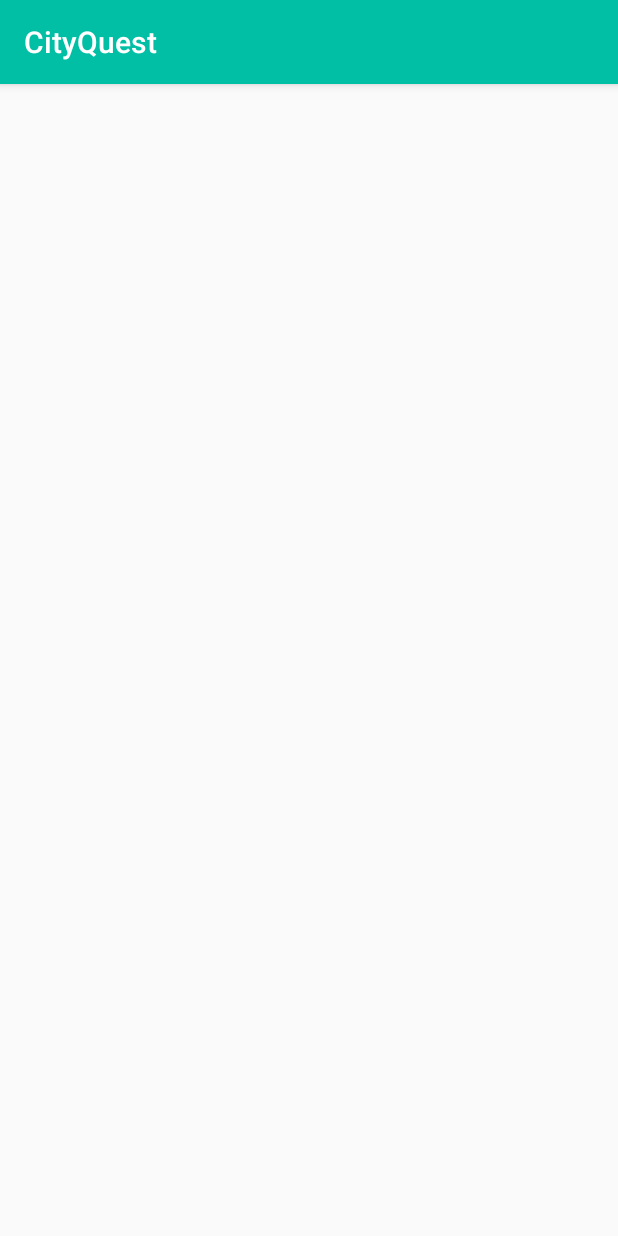
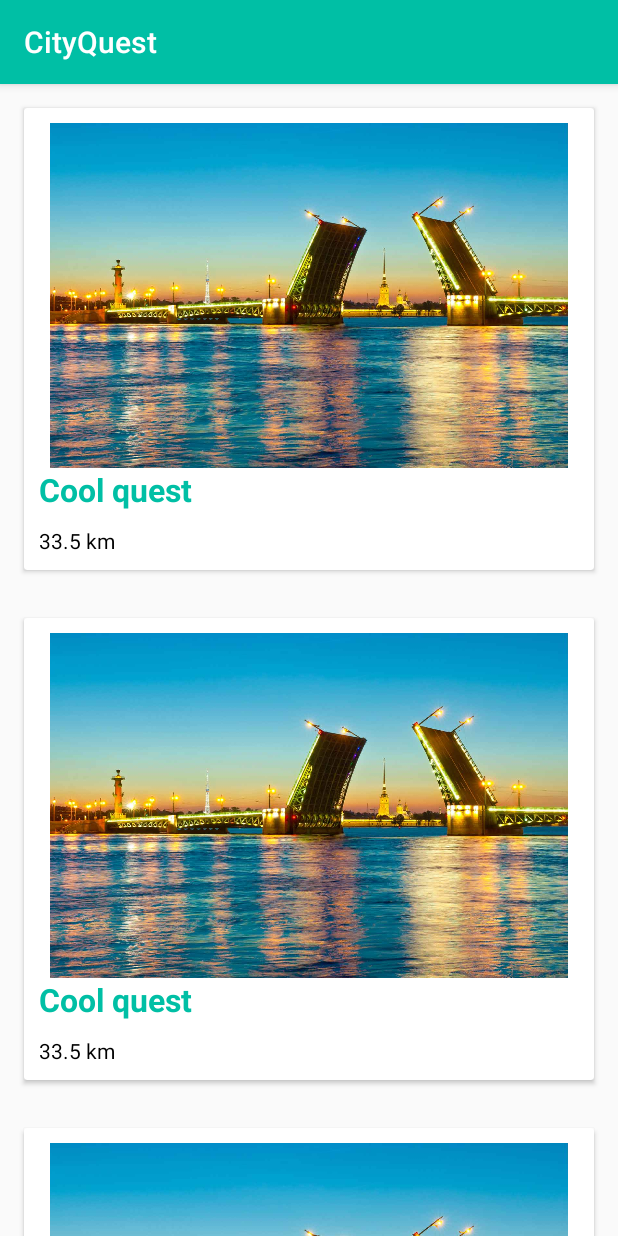
Before and after one commit to karvozavr/CityQuest, an Android app: the screen it shows after launch (QuestGallery), on a phone screen of 412 x 824 dp. Run offline under Robolectric (Android 15) with nearby library versions, the phone set to English and light mode, and no system bars.

Commit message:
More done.

```diff
--- a/CityQuest/app/build.gradle
+++ b/CityQuest/app/build.gradle
@@ -42,4 +42,5 @@ dependencies {
     implementation 'com.android.support:design:26.1.0'
 
     compile 'com.github.clans:fab:1.6.4'
+    implementation 'com.android.support:cardview-v7:26.1.0'
 }
--- a/CityQuest/app/src/main/java/ru/spbau/mit/karvozavr/cityquest/quest/KeywordQuestStep.java
+++ b/CityQuest/app/src/main/java/ru/spbau/mit/karvozavr/cityquest/quest/KeywordQuestStep.java
@@ -51,6 +51,7 @@ public class KeywordQuestStep extends AbstractQuestStep {
         Button button = dialogView.findViewById(R.id.check_dialog_button);
 
         AlertDialog checkDialog = checkDialogBuilder.create();
+
         button.setOnClickListener((view) -> {
             if (keywords.contains(keywordField.getText().toString().toLowerCase())) {
                 Toast.makeText(context, "Yes!", Toast.LENGTH_LONG).show();
--- a/CityQuest/app/src/main/java/ru/spbau/mit/karvozavr/cityquest/quest/QuestController.java
+++ b/CityQuest/app/src/main/java/ru/spbau/mit/karvozavr/cityquest/quest/QuestController.java
@@ -55,12 +55,12 @@ public class QuestController {
 
             QuestInfo questInfo = new QuestInfo(
                     1,
-                    null,
+                    "Cool quest",
                     null,
                     null,
                     null,
                     33.5f,
-                    null,
+                    "This is a cool quest.",
                     null,
                     null
             );
--- a/CityQuest/app/src/main/java/ru/spbau/mit/karvozavr/cityquest/quest/QuestInfo.java
+++ b/CityQuest/app/src/main/java/ru/spbau/mit/karvozavr/cityquest/quest/QuestInfo.java
@@ -1,6 +1,6 @@
 package ru.spbau.mit.karvozavr.cityquest.quest;
 
-import android.media.Image;
+import android.graphics.drawable.Drawable;
 import android.media.Rating;
 
 import java.io.Serializable;
@@ -11,7 +11,7 @@ public class QuestInfo implements Serializable {
     public final int id;
     public final String name;
     public final User author;
-    public final Image image;
+    public final Drawable image;
     public final Duration averageTime;
     public final float averageDistance;
     public final String description;
@@ -20,16 +20,16 @@ public class QuestInfo implements Serializable {
 
     public QuestInfo(
             int id,
-            String name,
+            String title,
             User author,
-            Image image,
+            Drawable image,
             Duration averageTime,
             float averageDistance,
             String description,
             String shortDescription,
             Rating rating) {
         this.id = id;
-        this.name = name;
+        this.name = title;
         this.author = author;
         this.image = image;
         this.averageTime = averageTime;
--- a/CityQuest/app/src/main/java/ru/spbau/mit/karvozavr/cityquest/ui/QuestGallery.java
+++ b/CityQuest/app/src/main/java/ru/spbau/mit/karvozavr/cityquest/ui/QuestGallery.java
@@ -1,9 +1,14 @@
 package ru.spbau.mit.karvozavr.cityquest.ui;
 
+import android.os.Bundle;
 import android.support.v7.app.AppCompatActivity;
-import android.os.Bundle;
+import android.support.v7.widget.LinearLayoutManager;
+import android.support.v7.widget.RecyclerView;
 
 import ru.spbau.mit.karvozavr.cityquest.R;
+import ru.spbau.mit.karvozavr.cityquest.quest.QuestController;
+import ru.spbau.mit.karvozavr.cityquest.quest.QuestInfo;
+import ru.spbau.mit.karvozavr.cityquest.ui.adapters.QuestInfoAdapter;
 
 public class QuestGallery extends AppCompatActivity {
 
@@ -11,5 +16,22 @@ public class QuestGallery extends AppCompatActivity {
     protected void onCreate(Bundle savedInstanceState) {
         super.onCreate(savedInstanceState);
         setContentView(R.layout.activity_quest_gallery);
+
+        RecyclerView mRecyclerView = findViewById(R.id.gallery_recycler_view);
+
+        // use this setting to improve performance if you know that changes
+        // in content do not change the layout size of the RecyclerView
+        mRecyclerView.setHasFixedSize(true);
+
+        // use a linear layout manager
+        RecyclerView.LayoutManager mLayoutManager = new LinearLayoutManager(this);
+        mRecyclerView.setLayoutManager(mLayoutManager);
+
+        // TODO TEMP
+        QuestInfo info = QuestController.getCurrentQuest(this).info;
+
+        // specify an adapter (see also next example)
+        RecyclerView.Adapter mAdapter = new QuestInfoAdapter(new QuestInfo[]{info, info, info, info, info, info, info, info, info, info, info, info, info, info, info});
+        mRecyclerView.setAdapter(mAdapter);
     }
 }
--- /dev/null
+++ b/CityQuest/app/src/main/java/ru/spbau/mit/karvozavr/cityquest/ui/adapters/QuestInfoAdapter.java
@@ -0,0 +1,57 @@
+package ru.spbau.mit.karvozavr.cityquest.ui.adapters;
+
+import android.content.Intent;
+import android.graphics.drawable.Drawable;
+import android.support.v7.widget.RecyclerView;
+import android.view.LayoutInflater;
+import android.view.View;
+import android.view.ViewGroup;
+import android.widget.TextView;
+
+import ru.spbau.mit.karvozavr.cityquest.R;
+import ru.spbau.mit.karvozavr.cityquest.quest.QuestInfo;
+
+public class QuestInfoAdapter extends RecyclerView.Adapter<QuestInfoAdapter.QuestInfoViewHolder> {
+
+    private QuestInfo[] quests;
+
+    public QuestInfoAdapter(QuestInfo[] quests) {
+        this.quests = quests;
+    }
+
+    @Override
+    public QuestInfoViewHolder onCreateViewHolder(ViewGroup parent, int viewType) {
+        View questInfoView = LayoutInflater.from(parent.getContext()).inflate(R.layout.gallery_quest, null);
+        QuestInfoViewHolder viewHolder = new QuestInfoViewHolder(questInfoView);
+
+        return viewHolder;
+    }
+
+    /**
+     * Replace the contents of a view (invoked by the layout manager)
+     */
+    @Override
+    public void onBindViewHolder(QuestInfoViewHolder holder, int position) {
+        Drawable drawable;
+        QuestInfo questInfo = quests[position];
+        TextView name = holder.questInfoView.findViewById(R.id.quest_title);
+        TextView description = holder.questInfoView.findViewById(R.id.quest_description);
+        name.setText(questInfo.name);
+        description.setText(Float.toString(questInfo.averageDistance) + " km");
+    }
+
+    @Override
+    public int getItemCount() {
+        return quests.length;
+    }
+
+    public static class QuestInfoViewHolder extends RecyclerView.ViewHolder {
+
+        View questInfoView;
+
+        public QuestInfoViewHolder(View view) {
+            super(view);
+            questInfoView = view;
+        }
+    }
+}
--- a/CityQuest/app/src/main/res/layout/activity_quest_gallery.xml
+++ b/CityQuest/app/src/main/res/layout/activity_quest_gallery.xml
@@ -1,29 +1,16 @@
 <?xml version="1.0" encoding="utf-8"?>
-<RelativeLayout xmlns:android="http://schemas.android.com/apk/res/android"
+<LinearLayout xmlns:android="http://schemas.android.com/apk/res/android"
     xmlns:app="http://schemas.android.com/apk/res-auto"
     xmlns:tools="http://schemas.android.com/tools"
     android:layout_width="match_parent"
     android:layout_height="match_parent"
-    android:padding="3dp"
     app:layout_behavior="@string/appbar_scrolling_view_behavior"
-    tools:context=".ui.QuestGallery">
+    tools:context=".ui.QuestGallery"
+    android:orientation="vertical">
 
     <android.support.v7.widget.RecyclerView
-        android:id="@+id/load_more_recycler_view"
+        android:id="@+id/gallery_recycler_view"
+        android:scrollbars="vertical"
         android:layout_width="match_parent"
-        android:layout_height="match_parent"
-        android:layout_above="@+id/progress_wheel"
-        android:scrollbars="vertical" />
-
-    <!-- We need this loading wheel, only when loading more -->
-    <ProgressBar
-        android:id="@+id/progress_wheel"
-        android:layout_width="50dp"
-        android:layout_height="50dp"
-        android:layout_alignParentBottom="true"
-        android:layout_centerHorizontal="true"
-        android:layout_centerVertical="true"
-        android:visibility="gone"/>
-
-
-</RelativeLayout>
+        android:layout_height="match_parent" />
+</LinearLayout>
--- /dev/null
+++ b/CityQuest/app/src/main/res/layout/gallery_quest.xml
@@ -0,0 +1,60 @@
+<?xml version="1.0" encoding="utf-8"?>
+<LinearLayout xmlns:android="http://schemas.android.com/apk/res/android"
+    xmlns:app="http://schemas.android.com/apk/res-auto"
+    android:layout_width="match_parent"
+    android:layout_height="match_parent"
+    android:orientation="vertical">
+
+
+    <android.support.v7.widget.CardView
+        android:id="@+id/card_view"
+        android:layout_width="match_parent"
+        android:layout_height="match_parent"
+        android:layout_gravity="center"
+        android:layout_margin="@dimen/text_margin"
+        android:elevation="3dp">
+
+        <RelativeLayout
+            android:layout_width="fill_parent"
+            android:layout_height="wrap_content"
+            android:layout_marginTop="10dp"
+            android:layout_marginBottom="10dp"
+            android:orientation="vertical">
+
+            <ImageView
+                android:id="@+id/imageView"
+                android:layout_width="match_parent"
+                android:layout_height="230dp"
+                android:layout_alignParentStart="true"
+                android:layout_alignParentTop="true"
+                android:layout_marginStart="10dp"
+                android:layout_marginEnd="10dp"
+                android:contentDescription="Image"
+                app:srcCompat="@mipmap/saint_petersburg" />
+
+            <TextView
+                android:id="@+id/quest_title"
+                android:layout_width="match_parent"
+                android:layout_height="wrap_content"
+                android:layout_alignParentStart="true"
+                android:layout_below="@+id/imageView"
+                android:layout_marginStart="10dp"
+                android:text="Title"
+                android:textColor="@color/colorPrimary"
+                android:textSize="21sp"
+                android:textStyle="bold" />
+
+            <TextView
+                android:id="@+id/quest_description"
+                android:layout_width="wrap_content"
+                android:layout_height="wrap_content"
+                android:layout_alignStart="@+id/quest_title"
+                android:layout_marginTop="10dp"
+                android:layout_below="@+id/quest_title"
+                android:text="Description"
+                android:textColor="#000" />
+
+        </RelativeLayout>
+
+    </android.support.v7.widget.CardView>
+</LinearLayout>
--- a/CityQuest/app/src/main/res/layout/gallery_row_layout.xml
+++ /dev/null
@@ -1,33 +0,0 @@
-<?xml version="1.0" encoding="utf-8"?>
-<RelativeLayout xmlns:android="http://schemas.android.com/apk/res/android"
-    android:layout_width="match_parent"
-    android:layout_height="90dp"
-    android:layout_marginBottom="1dp"
-    android:background="#fff"
-    android:orientation="vertical">
-
-    <TextView
-        android:id="@+id/title"
-        android:layout_width="wrap_content"
-        android:layout_height="wrap_content"
-        android:layout_centerVertical="true"
-        android:layout_marginBottom="10dp"
-        android:layout_marginLeft="16dp"
-        android:layout_marginStart="16dp"
-        android:text="Quest title"
-        android:textColor="@color/colorPrimary"
-        android:textSize="17sp"
-        android:textStyle="bold" />
-
-    <TextView
-        android:id="@+id/description"
-        android:layout_width="wrap_content"
-        android:layout_height="wrap_content"
-        android:layout_below="@+id/title"
-        android:layout_centerVertical="true"
-        android:layout_marginLeft="16dp"
-        android:layout_marginStart="16dp"
-        android:text="Quest description"
-        android:textColor="#000" />
-
-</RelativeLayout>
```
